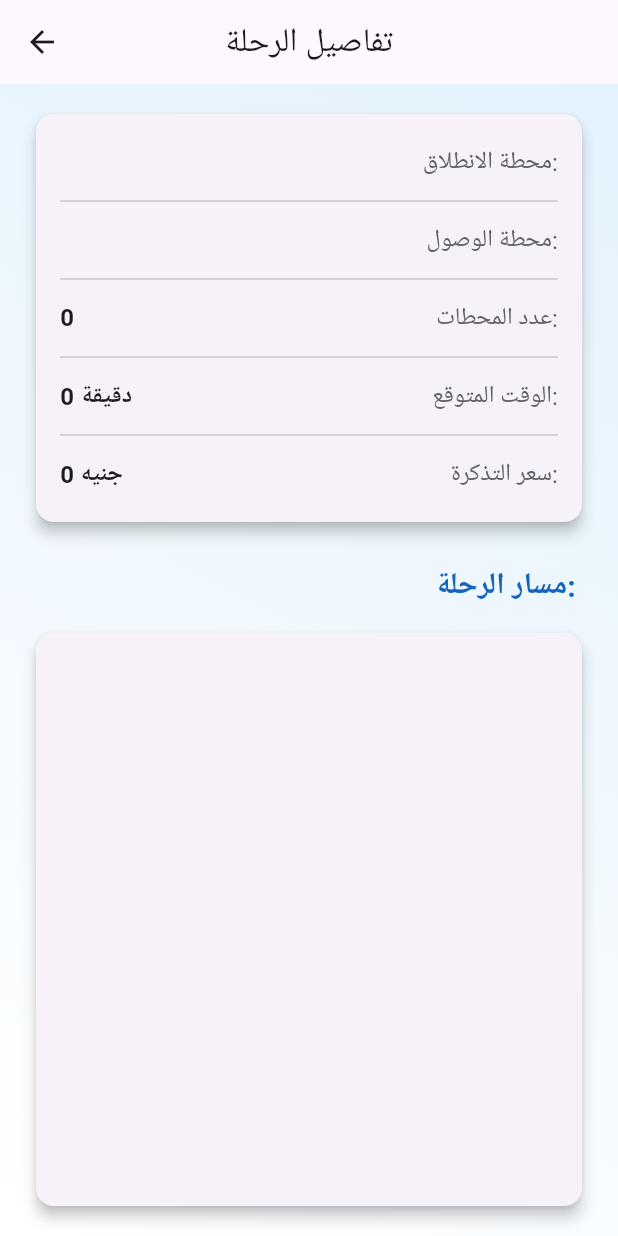
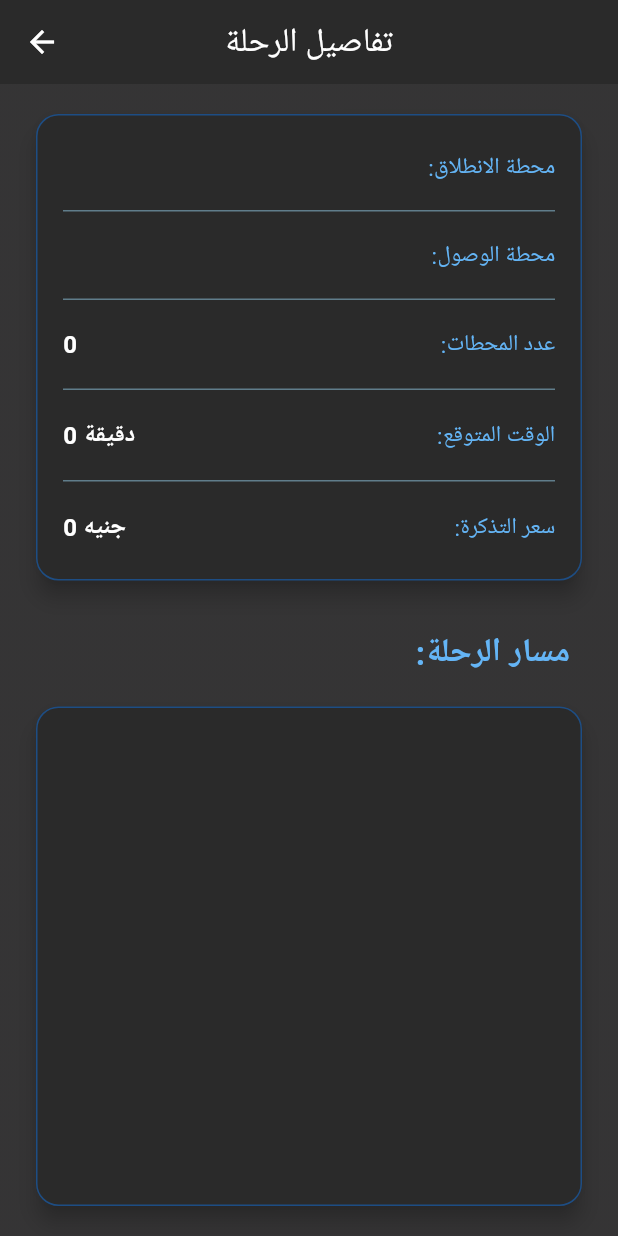
Before and after one commit to karemthabet/MetroNav---Cairo-Metro-Guide, a Flutter app: the ShowView screen opened directly with empty values, on a phone screen of 412 x 824 dp. Run offline on Flutter 3.47's test engine with Material 3 defaults, Android fonts, the phone set to English and light mode, and no system bars; our stand-ins replace geocoding, geolocator; Roboto replaces fonts that are missing (Tajawal).

Commit message:
feature is done show view and home view

```diff
--- a/lib/core/utils/colors/app_colors.dart
+++ b/lib/core/utils/colors/app_colors.dart
@@ -5,4 +5,5 @@ class AppColors {
   static const Color card = Color(0xFF2A2A2A);
   static const Color primary = Colors.red;
   static const Color text = Colors.white;
+  static const Color textSecondary = Colors.white70;
 }
--- a/lib/features/planning/views/show_view.dart
+++ b/lib/features/planning/views/show_view.dart
@@ -10,17 +10,17 @@ class ShowView extends StatelessWidget {
   @override
   Widget build(BuildContext context) {
     return Scaffold(
-      backgroundColor: AppColors.backgroundColor,
       appBar: AppBar(
+        foregroundColor: Colors.white,
+
+        backgroundColor: AppColors.card,
         title: const Text(
           'تفاصيل الرحلة',
-          style: TextStyle(fontFamily: 'Tajawal'), // استخدام خط عربي
+          style: TextStyle(fontFamily: 'Tajawal', color: Colors.white),
         ),
         centerTitle: true,
       ),
-      body: ShowViewBody(result: result)
+      body: ShowViewBody(result: result),
     );
   }
-
-
 }
--- a/lib/features/planning/views/widgets/build_info_row.dart
+++ b/lib/features/planning/views/widgets/build_info_row.dart
@@ -1,8 +1,8 @@
- import 'package:flutter/material.dart';
+import 'package:flutter/material.dart';
 
 Widget buildInfoRow(String label, String value) {
     return Padding(
-      padding: const EdgeInsets.symmetric(vertical: 4.0),
+      padding: const EdgeInsets.symmetric(vertical: 6.0),
       child: Row(
         mainAxisAlignment: MainAxisAlignment.spaceBetween,
         children: [
@@ -12,13 +12,14 @@ Widget buildInfoRow(String label, String value) {
               fontSize: 16,
               fontWeight: FontWeight.bold,
               fontFamily: 'Tajawal',
+              color: Colors.white,
             ),
           ),
           Text(
             label,
             style: TextStyle(
-              fontSize: 16,
-              color: Colors.grey.shade700,
+              fontSize: 15,
+              color: Colors.blue.shade300,
               fontFamily: 'Tajawal',
             ),
           ),
--- a/lib/features/planning/views/widgets/custom_drop_down.dart
+++ b/lib/features/planning/views/widgets/custom_drop_down.dart
@@ -30,7 +30,7 @@ class CustomDropDown<T> extends StatelessWidget {
           child: Text(
             label,
             style: TextStyle(
-              color: AppColors.text.withValues(alpha: 2),
+              color: AppColors.textSecondary,
               fontSize: 14,
               fontWeight: FontWeight.w500,
             ),
@@ -85,7 +85,7 @@ class CustomDropDown<T> extends StatelessWidget {
             dropdownColor: AppColors.card,
             icon: const Icon(
               Icons.keyboard_arrow_down_rounded,
-              color: Colors.white,
+              color: AppColors.textSecondary,
               size: 24,
             ),
             style: TextStyle(
@@ -104,7 +104,7 @@ class CustomDropDown<T> extends StatelessWidget {
                     child: Text(
                       item.value.toString(),
                       style: TextStyle(
-                        color: Colors.white,
+                        color: AppColors.textSecondary,
                         fontWeight: FontWeight.bold,
                       ),
                     ),
--- a/lib/features/planning/views/widgets/show_view_body.dart
+++ b/lib/features/planning/views/widgets/show_view_body.dart
@@ -1,4 +1,5 @@
 import 'package:flutter/material.dart';
+import 'package:metro_app/core/utils/colors/app_colors.dart';
 import 'package:metro_app/features/planning/data/model/route_result.dart';
 import 'package:metro_app/features/planning/views/widgets/build_info_row.dart';
 
@@ -6,81 +7,109 @@ class ShowViewBody extends StatelessWidget {
   const ShowViewBody({super.key, required this.result});
   final RouteResult result;
 
-
   @override
   Widget build(BuildContext context) {
     return Container(
       padding: const EdgeInsets.symmetric(horizontal: 20, vertical: 16),
       decoration: BoxDecoration(
         gradient: LinearGradient(
-            begin: Alignment.topRight,
-            end: Alignment.bottomLeft,
-            colors: [Colors.blue.shade50, Colors.white],
+          begin: Alignment.topCenter,
+          end: Alignment.bottomCenter,
+          colors: [
+            AppColors.backgroundColor.withValues(alpha: 0.9),
+            AppColors.backgroundColor.withValues(alpha: 0.9),
+          ],
         ),
       ),
       child: Column(
         crossAxisAlignment: CrossAxisAlignment.stretch,
         children: [
-
           Card(
-              elevation: 4,
+            elevation: 6,
+            color: AppColors.card,
             shape: RoundedRectangleBorder(
-                borderRadius: BorderRadius.circular(12),
+              borderRadius: BorderRadius.circular(15),
+              side: BorderSide(
+                color: Colors.blue.shade800.withValues(alpha: 0.6),
+                width: 1,
+              ),
             ),
             child: Padding(
-                padding: const EdgeInsets.all(16.0),
+              padding: const EdgeInsets.all(18.0),
               child: Column(
                 children: [
-                    buildInfoRow('محطة الانطلاق:', result.start),
-                    const Divider(height: 20),
-                    buildInfoRow('محطة الوصول:', result.end),
-                    const Divider(height: 20),
-                    buildInfoRow('عدد المحطات:', '${result.stopsCount}'),
-                    const Divider(height: 20),
-                    buildInfoRow('الوقت المتوقع:', '${result.minutes} دقيقة'),
-                    const Divider(height: 20),
-                    buildInfoRow('سعر التذكرة:', '${result.ticketPrice} جنيه'),
+                  buildInfoRow(' :محطة الانطلاق', result.start),
+                  const Divider(color: Colors.blueGrey, height: 25),
+                  buildInfoRow(' :محطة الوصول', result.end),
+                  const Divider(color: Colors.blueGrey, height: 25),
+                  buildInfoRow(' :عدد المحطات', '${result.stopsCount}'),
+                  const Divider(color: Colors.blueGrey, height: 25),
+                  buildInfoRow(' :الوقت المتوقع', '${result.minutes} دقيقة'),
+                  const Divider(color: Colors.blueGrey, height: 25),
+                  buildInfoRow(' :سعر التذكرة', '${result.ticketPrice} جنيه'),
                 ],
               ),
             ),
           ),
 
-            const SizedBox(height: 24),
+          const SizedBox(height: 28),
 
           Padding(
-              padding: const EdgeInsets.symmetric(horizontal: 8.0),
+            padding: const EdgeInsets.only(right: 12.0),
             child: Text(
-                'مسار الرحلة:',
+              ':مسار الرحلة',
               style: TextStyle(
-                  fontSize: 20,
+                fontSize: 22,
                 fontWeight: FontWeight.bold,
-                  color: Colors.blue.shade800,
+                color: Colors.blue.shade300,
                 fontFamily: 'Tajawal',
               ),
               textAlign: TextAlign.right,
             ),
           ),
 
-            const SizedBox(height: 12),
+          const SizedBox(height: 16),
 
-            // قائمة المحطات
           Expanded(
             child: Card(
-                elevation: 4,
+              elevation: 6,
+              color: AppColors.card,
               shape: RoundedRectangleBorder(
-                  borderRadius: BorderRadius.circular(12),
+                borderRadius: BorderRadius.circular(15),
+                side: BorderSide(
+                  color: Colors.blue.shade800.withValues(alpha: 0.6),
+
+                  width: 1,
                 ),
+              ),
+              child: ClipRRect(
+                borderRadius: BorderRadius.circular(15),
                 child: ListView.separated(
-                  padding: const EdgeInsets.all(8),
+                  padding: const EdgeInsets.only(top: 8, bottom: 8),
                   itemCount: result.pathStations.length,
-                  separatorBuilder: (_, __) => const Divider(height: 1),
+                  separatorBuilder:
+                      (_, __) => Divider(
+                        color: Colors.blueGrey.withValues(alpha: .5),
+                        height: 1,
+                        indent: 70,
+                        endIndent: 20,
+                      ),
                   itemBuilder: (context, index) {
                     return ListTile(
+                      contentPadding: const EdgeInsets.symmetric(
+                        horizontal: 20,
+                        vertical: 8,
+                      ),
                       leading: CircleAvatar(
-                        backgroundColor: Colors.blue.shade100,
+                        backgroundColor: Colors.blue.shade900.withValues(
+                          alpha: 0.8,
+                        ),
                         child: Text(
                           '${index + 1}',
-                          style: const TextStyle(color: Colors.blue),
+                          style: const TextStyle(
+                            color: Colors.white,
+                            fontWeight: FontWeight.bold,
+                          ),
                         ),
                       ),
                       title: Text(
@@ -88,21 +117,23 @@ class ShowViewBody extends StatelessWidget {
                         style: const TextStyle(
                           fontSize: 16,
                           fontFamily: 'Tajawal',
+                          color: Colors.white,
                         ),
                         textAlign: TextAlign.right,
                       ),
                       trailing: Icon(
                         Icons.directions_transit,
-                        color: Colors.blue.shade600,
+                        color: Colors.blue.shade400,
+                        size: 28,
                       ),
                     );
                   },
                 ),
               ),
             ),
+          ),
         ],
       ),
     );
-
   }
 }
```
Also changed, not shown: lib/features/planning/views/widgets/home_view_body.dart (+6 -5 lines). Lines whose indentation alone changed are shown as unchanged.
